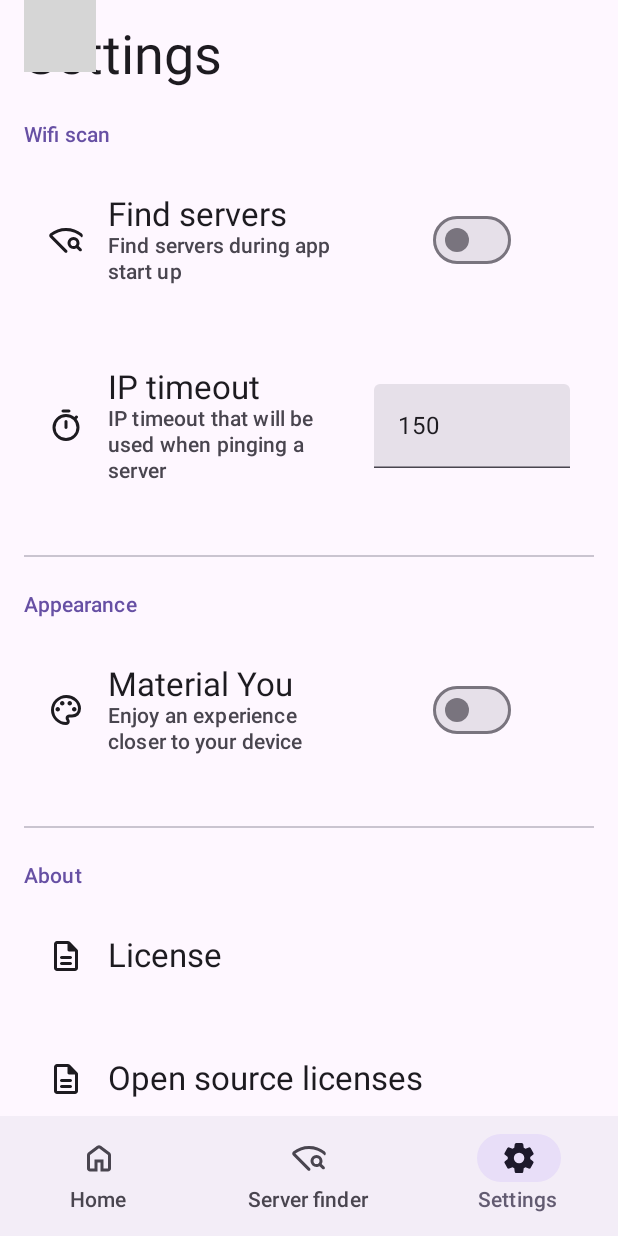
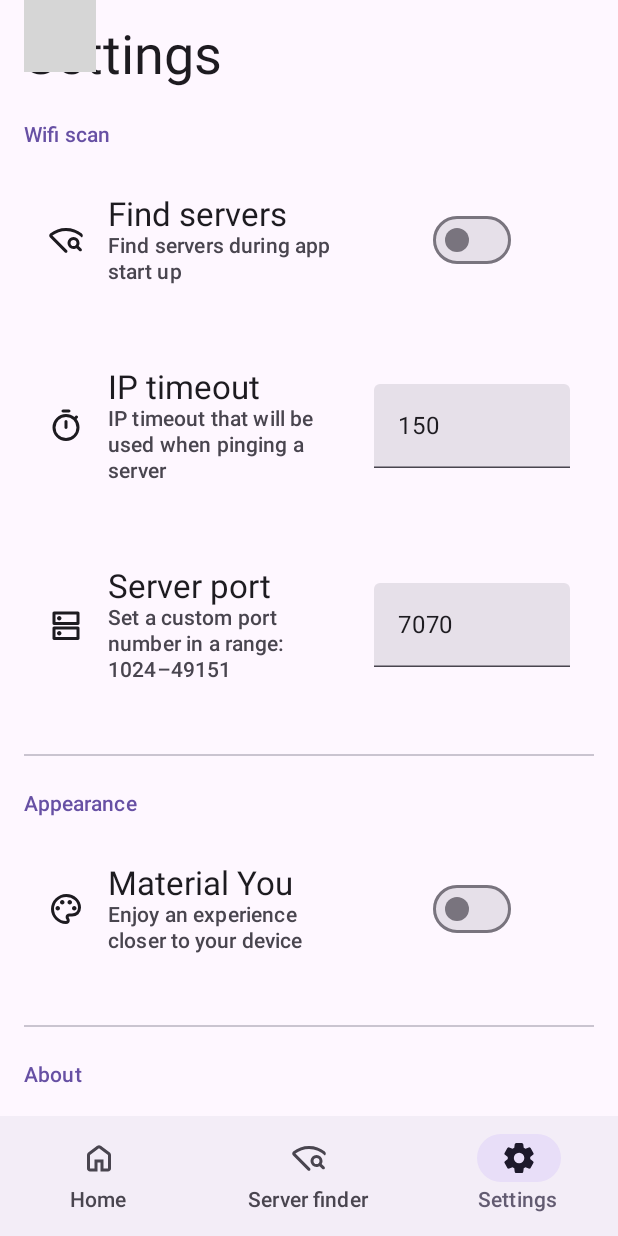
Before and after one commit to msartore/Ares, an Android app built with Jetpack Compose: the screen it shows after launch (MainActivity), item 3 of the bottom bar chosen, on a phone screen of 412 x 824 dp. Run offline under Robolectric (Android 15) with nearby library versions, the phone set to English and light mode, and no system bars; our stand-ins replace accompanist; libraries missing offline, so code that uses them is left out: androidx.camera.core, com.google.android.gms, io.ktor.server; 17 statements that could not run were skipped; grey boxes are pictures that could not be loaded.

Commit message:
add setting to change the port number

```diff
--- a/app/src/main/java/dev/msartore/ares/models/Network.kt
+++ b/app/src/main/java/dev/msartore/ares/models/Network.kt
@@ -10,7 +10,7 @@ import androidx.compose.runtime.MutableState
 import androidx.compose.runtime.mutableStateOf
 import androidx.compose.ui.graphics.ImageBitmap
 import androidx.compose.ui.graphics.asImageBitmap
-import dev.msartore.ares.server.KtorService.KtorServer.PORT
+import dev.msartore.ares.server.KtorService.KtorServer.port
 import dev.msartore.ares.utils.cor
 import dev.msartore.ares.utils.encodeAsBitmap
 import io.ktor.server.application.ApplicationCall
@@ -40,7 +40,7 @@ class NetworkCallback(
             val ip = findIPV4(linkProperties) ?: ""
 
             cor {
-                networkInfo.bitmap.value = encodeAsBitmap("http://$ip:$PORT", 500, 500)?.asImageBitmap()
+                networkInfo.bitmap.value = encodeAsBitmap("http://$ip:$port", 500, 500)?.asImageBitmap()
             }
 
             ip
--- a/app/src/main/java/dev/msartore/ares/models/Settings.kt
+++ b/app/src/main/java/dev/msartore/ares/models/Settings.kt
@@ -5,6 +5,7 @@ import androidx.compose.runtime.MutableState
 import androidx.compose.runtime.mutableStateOf
 import androidx.datastore.core.DataStore
 import androidx.datastore.preferences.core.Preferences
+import dev.msartore.ares.server.KtorService
 import dev.msartore.ares.utils.readBool
 import dev.msartore.ares.utils.readInt
 import dev.msartore.ares.utils.write
@@ -14,15 +15,20 @@ class Settings(
 ) {
 
     private val timeout = 150
+    private val port = 7070
 
     var findServersAtStart: MutableState<Boolean> = mutableStateOf(false)
     var ipTimeout: MutableState<Int> = mutableStateOf(timeout)
     var isMaterialYouEnabled: MutableState<Boolean> = mutableStateOf(Build.VERSION.SDK_INT >= Build.VERSION_CODES.S)
+    var serverPortNumber: MutableState<Int> = mutableStateOf(port)
 
+    @androidx.camera.core.ExperimentalGetImage
     suspend fun update() {
         findServersAtStart.value = dataStore.readBool(Keys.FindServersAtStart.key) == true
         ipTimeout.value = dataStore.readInt(Keys.IPTimeout.key) ?: timeout
         isMaterialYouEnabled.value = dataStore.readBool(Keys.MaterialYou.key) == true
+        serverPortNumber.value = dataStore.readInt(Keys.ServerPortNumber.key) ?: port
+        KtorService.KtorServer.port = serverPortNumber.value
     }
 
     suspend fun <T> save(key: Keys, value: MutableState<T>) {
@@ -31,6 +37,7 @@ class Settings(
 
     enum class Keys(val key: String) {
         FindServersAtStart("find_servers_at_start"),
+        ServerPortNumber("server_port_number"),
         IPTimeout("ip_timeout"),
         MaterialYou("material_you")
     }
--- a/app/src/main/java/dev/msartore/ares/server/KtorService.kt
+++ b/app/src/main/java/dev/msartore/ares/server/KtorService.kt
@@ -17,7 +17,7 @@ import dev.msartore.ares.models.FileTransfer
 import dev.msartore.ares.models.FileType
 import dev.msartore.ares.server.KtorService.KtorServer.CHANNEL_ID
 import dev.msartore.ares.server.KtorService.KtorServer.ONGOING_NOTIFICATION_ID
-import dev.msartore.ares.server.KtorService.KtorServer.PORT
+import dev.msartore.ares.server.KtorService.KtorServer.port
 import dev.msartore.ares.server.KtorService.KtorServer.concurrentMutableList
 import dev.msartore.ares.server.KtorService.KtorServer.fileTransfer
 import dev.msartore.ares.server.KtorService.KtorServer.isServerOn
@@ -81,7 +81,7 @@ class KtorService: Service() {
     object KtorServer {
         const val ONGOING_NOTIFICATION_ID = 123
         const val CHANNEL_ID = "server_id"
-        const val PORT = 7070
+        var port = 7070
 
         val concurrentMutableList = ConcurrentMutableList<FileData>()
         val isServerOn = mutableStateOf(false)
@@ -125,7 +125,7 @@ class KtorService: Service() {
     override fun onCreate() {
         super.onCreate()
 
-        server = embeddedServer(Netty, port = PORT) {
+        server = embeddedServer(Netty, port = port) {
             routing {
                 get ("/{name}") {
                     val streaming = call.parameters["streaming"]
--- a/app/src/main/java/dev/msartore/ares/ui/views/HomeUI.kt
+++ b/app/src/main/java/dev/msartore/ares/ui/views/HomeUI.kt
@@ -35,7 +35,7 @@ import androidx.compose.ui.unit.Dp
 import androidx.compose.ui.unit.dp
 import androidx.lifecycle.viewmodel.compose.viewModel
 import dev.msartore.ares.R
-import dev.msartore.ares.server.KtorService.KtorServer.PORT
+import dev.msartore.ares.server.KtorService.KtorServer.port
 import dev.msartore.ares.server.KtorService.KtorServer.concurrentMutableList
 import dev.msartore.ares.server.KtorService.KtorServer.isServerOn
 import dev.msartore.ares.ui.compose.ExpandableCard
@@ -128,7 +128,7 @@ fun HomeUI(
                                 isNetworkAvailable.value && isWifiNetwork.value ->
                                     "${stringResource(id = R.string.ip_address)}:" +
                                             " ${ipAddress.value}" +
-                                            if (isServerOn.value) ":${PORT}" else ""
+                                            if (isServerOn.value) ":${port}" else ""
                                 !isWifiNetwork.value && isNetworkAvailable.value ->
                                     stringResource(id = R.string.wrong_network)
                                 else ->
@@ -152,7 +152,7 @@ fun HomeUI(
                             id = R.drawable.share_24px
                         ) {
                             mainViewModel.apply {
-                                context.shareText("http://${networkInfo.ipAddress.value}:$PORT")
+                                context.shareText("http://${networkInfo.ipAddress.value}:$port")
                             }
                         }
 
--- a/app/src/main/java/dev/msartore/ares/ui/views/ServerFinderUI.kt
+++ b/app/src/main/java/dev/msartore/ares/ui/views/ServerFinderUI.kt
@@ -33,7 +33,7 @@ import androidx.compose.ui.res.stringResource
 import androidx.compose.ui.unit.Dp
 import androidx.compose.ui.unit.dp
 import dev.msartore.ares.R
-import dev.msartore.ares.server.KtorService.KtorServer.PORT
+import dev.msartore.ares.server.KtorService.KtorServer.port
 import dev.msartore.ares.ui.compose.CardIcon
 import dev.msartore.ares.ui.compose.ServerItem
 import dev.msartore.ares.ui.compose.TextAuto
@@ -88,7 +88,7 @@ fun ServerFinderUI(
                                 ) {
                                     ServerItem(
                                         IP = ipSearchData.ipList.list.elementAt(it).ip,
-                                        url = "http://${ipSearchData.ipList.list.elementAt(it).ip}:$PORT",
+                                        url = "http://${ipSearchData.ipList.list.elementAt(it).ip}:$port",
                                         openUrl = { url ->
                                             mainViewModel.openUrl(url)
                                         }
--- a/app/src/main/java/dev/msartore/ares/ui/views/ServerUI.kt
+++ b/app/src/main/java/dev/msartore/ares/ui/views/ServerUI.kt
@@ -29,7 +29,7 @@ import androidx.compose.ui.res.stringResource
 import androidx.compose.ui.text.font.FontWeight
 import androidx.compose.ui.unit.dp
 import dev.msartore.ares.R
-import dev.msartore.ares.server.KtorService.KtorServer.PORT
+import dev.msartore.ares.server.KtorService.KtorServer.port
 import dev.msartore.ares.server.ServerInfo
 import dev.msartore.ares.ui.compose.ExpandableCard
 import dev.msartore.ares.ui.compose.FileItem
@@ -180,7 +180,7 @@ fun ServerUI(
                     ) {
                         serverFiles.elementAt(it).run {
 
-                            val url = "http://${serverInfo.ip}:$PORT/$index"
+                            val url = "http://${serverInfo.ip}:$port/$index"
 
                             ExpandableCard { expanded ->
                                 FileItem(
--- a/app/src/main/java/dev/msartore/ares/ui/views/SettingsUI.kt
+++ b/app/src/main/java/dev/msartore/ares/ui/views/SettingsUI.kt
@@ -1,6 +1,7 @@
 package dev.msartore.ares.ui.views
 
 import android.os.Build
+import android.widget.Toast
 import androidx.activity.compose.BackHandler
 import androidx.compose.animation.AnimatedContent
 import androidx.compose.animation.ExperimentalAnimationApi
@@ -21,6 +22,7 @@ import androidx.compose.ui.unit.sp
 import androidx.lifecycle.viewmodel.compose.viewModel
 import dev.msartore.ares.R
 import dev.msartore.ares.models.Settings
+import dev.msartore.ares.server.KtorService
 import dev.msartore.ares.ui.compose.*
 import dev.msartore.ares.utils.work
 import dev.msartore.ares.viewmodels.MainViewModel
@@ -28,6 +30,7 @@ import dev.msartore.ares.viewmodels.SettingsViewModel
 
 @OptIn(ExperimentalAnimationApi::class)
 @Composable
+@androidx.camera.core.ExperimentalGetImage
 fun SettingsUI(
     mainViewModel: MainViewModel,
     settingsViewModel: SettingsViewModel = viewModel()
@@ -36,8 +39,8 @@ fun SettingsUI(
     val context = LocalContext.current
     val transition = updateTransition(settingsViewModel.selectedItem.value, label = "")
 
-    transition.AnimatedContent {
-        when(it) {
+    transition.AnimatedContent { settingsPages ->
+        when(settingsPages) {
             SettingsPages.SETTINGS -> {
                 Column(
                     modifier = Modifier
@@ -77,6 +80,24 @@ fun SettingsUI(
                         ) {
                             work { save(Settings.Keys.IPTimeout, ipTimeout) }
                         }
+
+                        if (!KtorService.KtorServer.isServerOn.value)
+                            SettingsItemInput(
+                                title = stringResource(id = R.string.server_port),
+                                description = stringResource(id = R.string.server_port_description),
+                                icon = painterResource(id = R.drawable.dns_24px),
+                                item = serverPortNumber,
+                                onCheck = {
+                                    if ((it.toIntOrNull() ?: 0) in 1024..49151) true
+                                    else {
+                                        Toast.makeText(context, context.getString(R.string.server_port_error), Toast.LENGTH_SHORT).show()
+                                        false
+                                    }
+                                }
+                            ) {
+                                work { save(Settings.Keys.ServerPortNumber, serverPortNumber) }
+                                KtorService.KtorServer.port = serverPortNumber.value
+                            }
 
                         if (Build.VERSION.SDK_INT >= Build.VERSION_CODES.S) {
                             Divider(
--- a/app/src/main/java/dev/msartore/ares/utils/Network.kt
+++ b/app/src/main/java/dev/msartore/ares/utils/Network.kt
@@ -7,7 +7,7 @@ import dev.msartore.ares.R
 import dev.msartore.ares.models.IPSearchData
 import dev.msartore.ares.models.NetworkInfo
 import dev.msartore.ares.models.Settings
-import dev.msartore.ares.server.KtorService.KtorServer.PORT
+import dev.msartore.ares.server.KtorService.KtorServer.port
 import dev.msartore.ares.server.ServerInfo
 import java.net.InetSocketAddress
 import java.net.Socket
@@ -68,4 +68,4 @@ fun isValidServerIP(string: String) =
 
 @ExperimentalGetImage
 fun String.pingServer(settings: Settings?, timeout: Int? = settings?.ipTimeout?.value) =
-    Socket().connect(InetSocketAddress(this, PORT), timeout ?: 150)
+    Socket().connect(InetSocketAddress(this, port), timeout ?: 150)
--- a/app/src/main/java/dev/msartore/ares/utils/ServerInfoExtraction.kt
+++ b/app/src/main/java/dev/msartore/ares/utils/ServerInfoExtraction.kt
@@ -3,7 +3,7 @@ package dev.msartore.ares.utils
 import androidx.camera.core.ExperimentalGetImage
 import com.google.gson.Gson
 import dev.msartore.ares.models.FileDataJson
-import dev.msartore.ares.server.KtorService.KtorServer.PORT
+import dev.msartore.ares.server.KtorService.KtorServer.port
 import io.ktor.client.HttpClient
 import io.ktor.client.call.*
 import io.ktor.client.request.*
@@ -14,7 +14,7 @@ suspend fun serverInfoExtraction(
     client: HttpClient
 ): List<FileDataJson>? {
 
-    val response = client.get("http://$ip:${PORT}/info")
+    val response = client.get("http://$ip:$port/info")
 
     return if (response.status.value in 200..299) {
         Gson().fromJson(response.body<String>(), mutableListOf<String>().javaClass).map {
--- /dev/null
+++ b/app/src/main/res/drawable/dns_24px.xml
@@ -0,0 +1,10 @@
+<vector xmlns:android="http://schemas.android.com/apk/res/android"
+    android:width="24dp"
+    android:height="24dp"
+    android:viewportWidth="24"
+    android:viewportHeight="24"
+    android:tint="?attr/colorControlNormal">
+  <path
+      android:fillColor="@android:color/white"
+      android:pathData="M7.5,6Q6.875,6 6.438,6.438Q6,6.875 6,7.5Q6,8.125 6.438,8.562Q6.875,9 7.5,9Q8.125,9 8.562,8.562Q9,8.125 9,7.5Q9,6.875 8.562,6.438Q8.125,6 7.5,6ZM7.5,16Q6.875,16 6.438,16.438Q6,16.875 6,17.5Q6,18.125 6.438,18.562Q6.875,19 7.5,19Q8.125,19 8.562,18.562Q9,18.125 9,17.5Q9,16.875 8.562,16.438Q8.125,16 7.5,16ZM4,3H20Q20.425,3 20.712,3.287Q21,3.575 21,4V11Q21,11.425 20.712,11.712Q20.425,12 20,12H4Q3.575,12 3.288,11.712Q3,11.425 3,11V4Q3,3.575 3.288,3.287Q3.575,3 4,3ZM5,5V10H19V5ZM4,13H20Q20.425,13 20.712,13.287Q21,13.575 21,14V21Q21,21.425 20.712,21.712Q20.425,22 20,22H4Q3.575,22 3.288,21.712Q3,21.425 3,21V14Q3,13.575 3.288,13.287Q3.575,13 4,13ZM5,15V20H19V15ZM5,5V10ZM5,15V20Z"/>
+</vector>
--- a/app/src/main/res/values/strings.xml
+++ b/app/src/main/res/values/strings.xml
@@ -46,7 +46,7 @@
     <string name="wifi_scan">Wifi scan</string>
     <string name="servers">Servers</string>
     <string name="license">License</string>
-    <string name="ares_description" translatable="false">Copyright © 2022 Massimiliano Sartore\n\nThis program is free software: you can redistribute it and/or modify it under the terms of the GNU General Public License as published by the Free Software Foundation, either version 3 of the License, or (at your option) any later version.\n\nThis program is distributed in the hope that it will be useful, but WITHOUT ANY WARRANTY; without even the implied warranty of MERCHANTABILITY or FITNESS FOR A PARTICULAR PURPOSE. See the GNU General Public License for more details.\n\nYou should have received a copy of the GNU General Public License along with this program. If not, see https://www.gnu.org/licenses/</string>
+    <string name="ares_description" translatable="false">Ares - File transfer\n\nCopyright © 2023 Massimiliano Sartore\n\nThis program is free software: you can redistribute it and/or modify it under the terms of the GNU General Public License as published by the Free Software Foundation, either version 3 of the License, or (at your option) any later version.\n\nThis program is distributed in the hope that it will be useful, but WITHOUT ANY WARRANTY; without even the implied warranty of MERCHANTABILITY or FITNESS FOR A PARTICULAR PURPOSE. See the GNU General Public License for more details.\n\nYou should have received a copy of the GNU General Public License along with this program. If not, see https://www.gnu.org/licenses/</string>
     <string name="open_source_licenses">Open source licenses</string>
     <string name="ares_title">Ares license</string>
     <string name="back">Back</string>
@@ -87,4 +87,7 @@
     <string name="streaming">Streaming\n</string>
     <string name="upload">Upload</string>
     <string name="file_sent">file sent</string>
+    <string name="server_port">Server port</string>
+    <string name="server_port_description">Set a custom port number in a range: 1024–49151</string>
+    <string name="server_port_error">The port number must be in the range stated</string>
 </resources>
```
Also changed, not shown: app/build.gradle (+12 -9 lines), app/src/main/java/dev/msartore/ares/ui/compose/SettingsItem.kt (+11 -4 lines), build.gradle (+4 -4 lines), gradle/wrapper/gradle-wrapper.properties, 1 other file.
